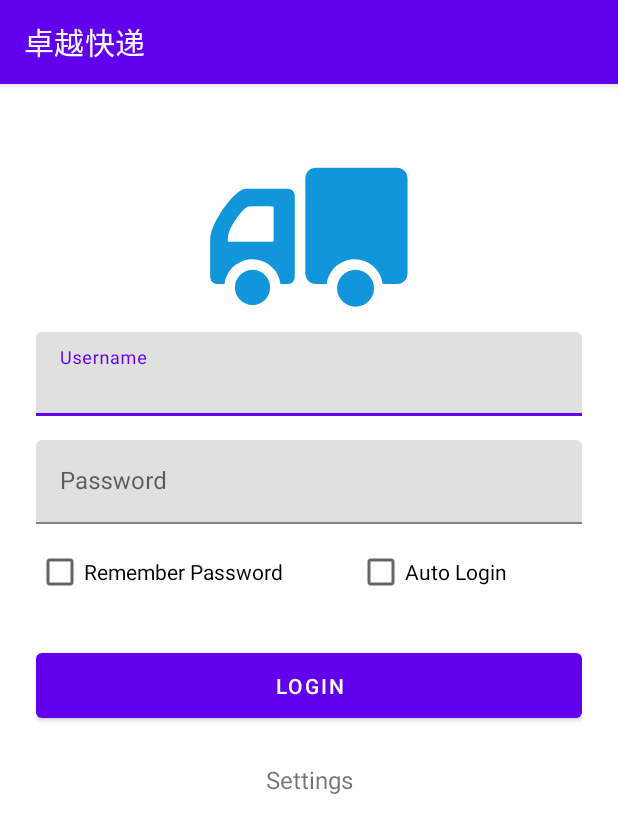
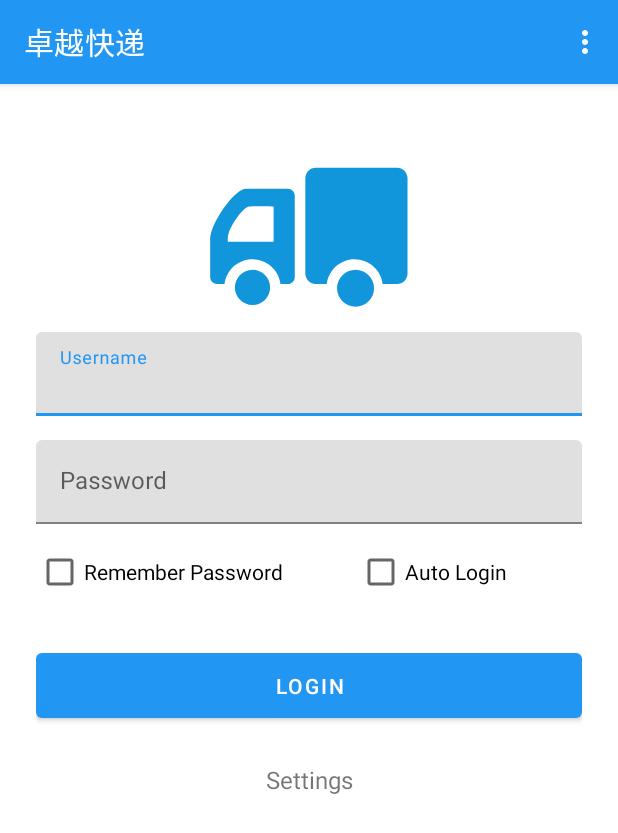
Before and after one commit to sakarie9/Extracelm11, an Android app: the screen it shows after launch (LoginActivity), on a phone screen of 412 x 824 dp. Shown: the top 833 px of the screen. Run offline under Robolectric (Android 15) with nearby library versions, the phone set to English and light mode, and no system bars.

Commit message:
修改导航栏

```diff
--- a/app/src/main/java/extrace/ui/main/LoginActivity.java
+++ b/app/src/main/java/extrace/ui/main/LoginActivity.java
@@ -31,7 +31,6 @@ IDataAdapter<UserInfo> {
 	EditText etUserPwd;
 	Button tvUserLogin;
 	TextView tvSet;
-	Toolbar toolbar;
 	String userId;
 	String userPwd;
 	private UserInfo mItem;
@@ -55,17 +54,12 @@ IDataAdapter<UserInfo> {
 		cbLogin = (CheckBox) findViewById(R.id.checkBox_login);
 		cbPwd = (CheckBox) findViewById(R.id.checkBox_password);
 		tvSet = (TextView) findViewById(R.id.login_tv_set);
-		toolbar = findViewById(R.id.toolbar);
 		sp = getPreferences(MODE_PRIVATE);//模式:其他app是否能看到
 		et = sp.edit();//修改器
 		String rpwd = new String();	//记住密码
 		String rlogin = new String();	//自动登录
 		rpwd = sp.getString(RPWD,"F");
 		rlogin = sp.getString(RLOGIN,"F");
-
-
-		toolbar.setTitle("卓越快递");
-		toolbar.setTitleTextColor(Color.parseColor("#FFFFFF"));
 
 		app = (ExTraceApplication) getApplication();
 		String PREFS_NAME = "ExTrace.cfg";
--- a/app/src/main/res/layout/activity_login.xml
+++ b/app/src/main/res/layout/activity_login.xml
@@ -6,10 +6,6 @@
     android:layout_height="match_parent"
     android:orientation="vertical"
     tools:context="extrace.ui.main.LoginActivity">
-
-    <include
-        android:id="@+id/include_toolbar"
-        layout="@layout/toolbar" />
 
     <LinearLayout
         android:layout_width="match_parent"
@@ -76,7 +72,7 @@
                 android:text="@string/auto_login" />
         </LinearLayout>
 
-        <com.google.android.material.button.MaterialButton
+        <Button
             android:id="@+id/login_tv_login"
             android:layout_width="fill_parent"
             android:layout_height="wrap_content"
--- a/app/src/main/res/values/color.xml
+++ b/app/src/main/res/values/color.xml
@@ -41,8 +41,8 @@
     <!--顶部搜索框内的字体颜色-->
     <color name="colorTopFont">#d42d00</color>
     <color name="colorAskTopBackgroud">#00BCD4</color>
-	<color name="colorPrimary">#008577</color>
-    <color name="colorPrimaryDark">#00574B</color>
+	<color name="colorPrimary">#2196f3</color>
+    <color name="colorPrimaryDark">#0069c0</color>
     <color name="colorAccent">#D81B60</color>
     <color name="colorWhite">#FFFFFF</color>
     <color name="colorLightGray">#F0F0F0</color>
--- a/app/src/main/res/values/styles.xml
+++ b/app/src/main/res/values/styles.xml
@@ -24,14 +24,14 @@
     <!-- 以上新建 -->
 
 
-    <!-- Application theme. -->
-    <style name="AppTheme" parent="Theme.MaterialComponents.DayNight.NoActionBar">
+     Application theme.
+    <style name="AppTheme" parent="Theme.MaterialComponents.Light.DarkActionBar">
         <!-- All customizations that are NOT specific to a particular API-level can go here. -->
-        <!-- ActionBar上的titel的字体颜色 -->
-        <item name="titleTextColor">@color/white</item>
-        <!-- ActionBar上Menu的字体颜色 -->
-        <item name="actionMenuTextColor">@color/white</item>
+                <item name="colorPrimary">@color/colorPrimary</item>
+                <item name="colorPrimaryDark">@color/colorPrimaryDark</item>
+                <item name="colorAccent">@color/colorAccent</item>
     </style>
+
 
      <style name="MyAppTheme" parent="AppTheme">
         <!-- All customizations that are NOT specific to a particular API-level can go here. -->
@@ -39,7 +39,7 @@
         <item name="android:backgroundStacked">#54BA42</item>
     </style>
 
-    <style name="AppTheme.NoActionBar" parent="Theme.MaterialComponents.DayNight.NoActionBar">
+    <style name="AppTheme.NoActionBar" parent="Theme.MaterialComponents.Light.NoActionBar">
     </style>
 
 
```
